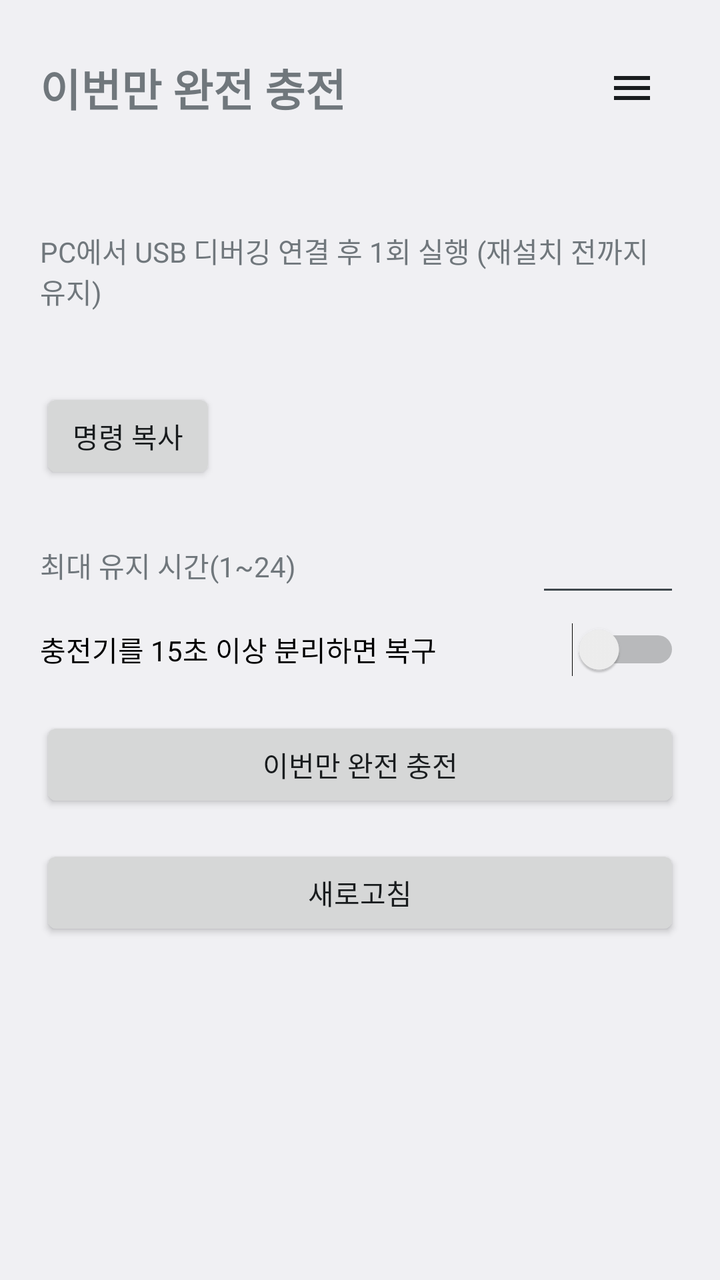
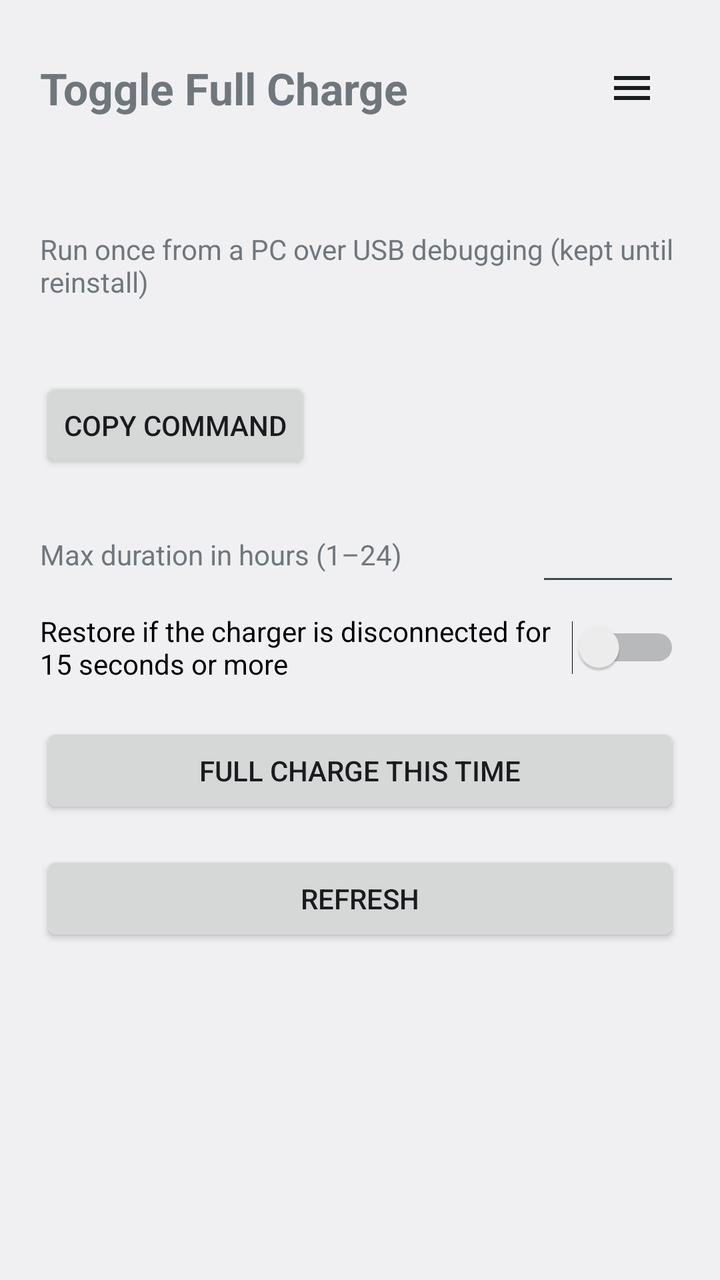

Screens rendered from an Android XML layout before and after an edit, with the pre-edit source and the edit as a unified diff.
<!-- AndroidManifest.xml: application theme AppTheme -->
<!-- res/layout/activity_main.xml -->
<?xml version="1.0" encoding="utf-8"?>
<ScrollView xmlns:android="http://schemas.android.com/apk/res/android"
    android:layout_width="match_parent"
    android:layout_height="match_parent"
    android:fitsSystemWindows="true">

    <LinearLayout
        android:layout_width="match_parent"
        android:layout_height="wrap_content"
        android:orientation="vertical"
        android:padding="20dp">

        <LinearLayout
            android:layout_width="match_parent"
            android:layout_height="wrap_content"
            android:gravity="center_vertical"
            android:orientation="horizontal">

            <TextView
                android:layout_width="0dp"
                android:layout_height="wrap_content"
                android:layout_weight="1"
                android:text="@string/app_name"
                android:textSize="22sp"
                android:textStyle="bold" />

            
            <ImageButton
                android:id="@+id/menu"
                android:layout_width="48dp"
                android:layout_height="48dp"
                android:background="?android:attr/selectableItemBackgroundBorderless"
                android:contentDescription="메뉴"
                android:src="@drawable/ic_menu" />
        </LinearLayout>

        <TextView
            android:id="@+id/status"
            android:layout_width="match_parent"
            android:layout_height="wrap_content"
            android:layout_marginTop="12dp"
            android:lineSpacingExtra="4dp"
            android:textIsSelectable="true" />

        <LinearLayout
            android:id="@+id/perm_box"
            android:layout_width="match_parent"
            android:layout_height="wrap_content"
            android:layout_marginTop="16dp"
            android:orientation="vertical">

            <TextView
                android:layout_width="match_parent"
                android:layout_height="wrap_content"
                android:text="PC에서 USB 디버깅 연결 후 1회 실행 (재설치 전까지 유지)" />

            <TextView
                android:id="@+id/adb_cmd"
                android:layout_width="match_parent"
                android:layout_height="wrap_content"
                android:layout_marginTop="6dp"
                android:fontFamily="monospace"
                android:padding="8dp"
                android:textIsSelectable="true"
                android:textSize="12sp" />

            <Button
                android:id="@+id/copy"
                android:layout_width="wrap_content"
                android:layout_height="wrap_content"
                android:text="명령 복사" />
        </LinearLayout>

        <LinearLayout
            android:layout_width="match_parent"
            android:layout_height="wrap_content"
            android:layout_marginTop="20dp"
            android:gravity="center_vertical"
            android:orientation="horizontal">

            <TextView
                android:layout_width="0dp"
                android:layout_height="wrap_content"
                android:layout_weight="1"
                android:text="최대 유지 시간(1~24)" />

            <EditText
                android:id="@+id/hours"
                android:layout_width="72dp"
                android:layout_height="wrap_content"
                android:gravity="center"
                android:imeOptions="actionDone"
                android:inputType="number"
                android:maxLength="2" />
        </LinearLayout>

        <Switch
            android:id="@+id/unplug"
            android:layout_width="match_parent"
            android:layout_height="wrap_content"
            android:layout_marginTop="8dp"
            android:text="충전기를 15초 이상 분리하면 복구" />

        
        <Button
            android:id="@+id/toggle"
            android:layout_width="match_parent"
            android:layout_height="wrap_content"
            android:layout_marginTop="20dp"
            android:text="이번만 완전 충전" />

        <Button
            android:id="@+id/refresh"
            android:layout_width="match_parent"
            android:layout_height="wrap_content"
            android:layout_marginTop="16dp"
            android:text="새로고침" />
    </LinearLayout>
</ScrollView>
<!-- resources referenced by this layout -->
<resources>
  <!-- drawable ic_menu (drawable) -->
  <?xml version="1.0" encoding="utf-8"?>
  <vector xmlns:android="http://schemas.android.com/apk/res/android"
      android:width="24dp" android:height="24dp"
      android:viewportWidth="24" android:viewportHeight="24"
      android:tint="?android:attr/textColorPrimary">
      <path android:fillColor="#FFFFFFFF" android:pathData="M3,6h18v2H3zM3,11h18v2H3zM3,16h18v2H3z" />
  </vector>
  <string name="app_name">이번만 완전 충전</string>
  <style name="AppTheme" parent="@android:style/Theme.DeviceDefault.DayNight">
          <item name="android:windowActionBar">false</item>
          <item name="android:windowNoTitle">true</item>
          
          <item name="android:windowLightStatusBar">@bool/light_status_bar</item>
      </style>
</resources>

<!-- the commit's change to res/layout/activity_main.xml (unified diff, before → after) -->
@@ -30,7 +30,7 @@
                 android:layout_width="48dp"
                 android:layout_height="48dp"
                 android:background="?android:attr/selectableItemBackgroundBorderless"
-                android:contentDescription="메뉴"
+                android:contentDescription="@string/cd_menu"
                 android:src="@drawable/ic_menu" />
         </LinearLayout>
 
@@ -52,7 +52,7 @@
             <TextView
                 android:layout_width="match_parent"
                 android:layout_height="wrap_content"
-                android:text="PC에서 USB 디버깅 연결 후 1회 실행 (재설치 전까지 유지)" />
+                android:text="@string/perm_hint" />
 
             <TextView
                 android:id="@+id/adb_cmd"
@@ -68,7 +68,7 @@
                 android:id="@+id/copy"
                 android:layout_width="wrap_content"
                 android:layout_height="wrap_content"
-                android:text="명령 복사" />
+                android:text="@string/copy_command" />
         </LinearLayout>
 
         <LinearLayout
@@ -82,7 +82,7 @@
                 android:layout_width="0dp"
                 android:layout_height="wrap_content"
                 android:layout_weight="1"
-                android:text="최대 유지 시간(1~24)" />
+                android:text="@string/hours_label" />
 
             <EditText
                 android:id="@+id/hours"
@@ -99,7 +99,7 @@
             android:layout_width="match_parent"
             android:layout_height="wrap_content"
             android:layout_marginTop="8dp"
-            android:text="충전기를 15초 이상 분리하면 복구" />
+            android:text="@string/unplug_option" />
 
         
         <Button
@@ -107,13 +107,13 @@
             android:layout_width="match_parent"
             android:layout_height="wrap_content"
             android:layout_marginTop="20dp"
-            android:text="이번만 완전 충전" />
+            android:text="@string/btn_boost" />
 
         <Button
             android:id="@+id/refresh"
             android:layout_width="match_parent"
             android:layout_height="wrap_content"
             android:layout_marginTop="16dp"
-            android:text="새로고침" />
+            android:text="@string/btn_refresh" />
     </LinearLayout>
 </ScrollView>
<!-- resource entries referenced after the edit -->
@@ -8,7 +8,14 @@
       android:tint="?android:attr/textColorPrimary">
       <path android:fillColor="#FFFFFFFF" android:pathData="M3,6h18v2H3zM3,11h18v2H3zM3,16h18v2H3z" />
   </vector>
-  <string name="app_name">이번만 완전 충전</string>
+  <string name="app_name">Toggle Full Charge</string>
+  <string name="btn_boost">Full charge this time</string>
+  <string name="btn_refresh">Refresh</string>
+  <string name="cd_menu">Menu</string>
+  <string name="copy_command">Copy command</string>
+  <string name="hours_label">Max duration in hours (1–24)</string>
+  <string name="perm_hint">Run once from a PC over USB debugging (kept until reinstall)</string>
+  <string name="unplug_option">Restore if the charger is disconnected for 15 seconds or more</string>
   <style name="AppTheme" parent="@android:style/Theme.DeviceDefault.DayNight">
           <item name="android:windowActionBar">false</item>
           <item name="android:windowNoTitle">true</item>
